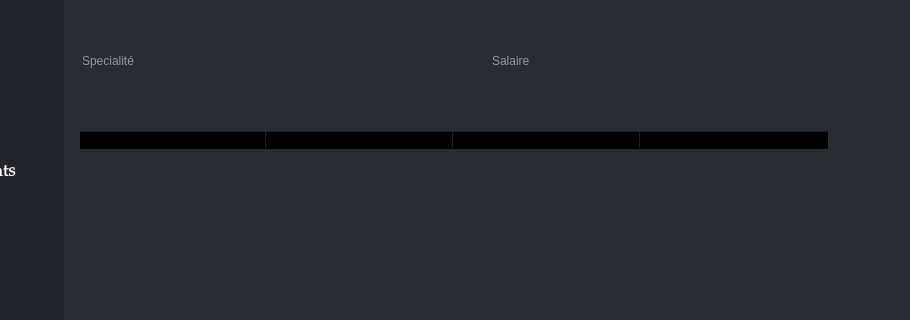
First picture: the form in design/main.ui, repository Sminth/gest_stock_py, before the edit; both pictures show x 131 to 1041 and y 181 to 501 of the 1280 by 720 pixel window.
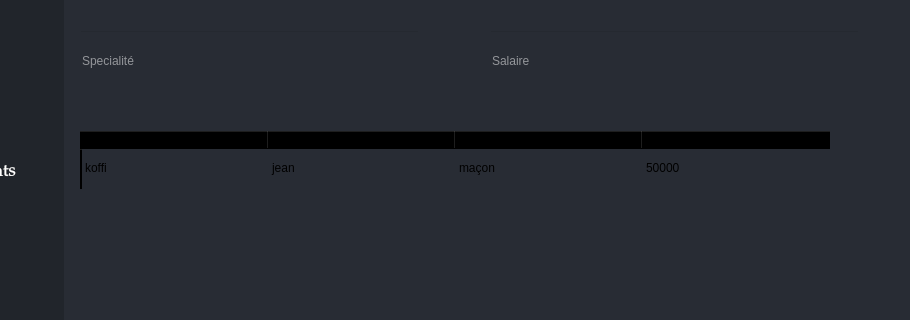
Second picture: the form after the edit. The open tabs and pages were chosen to show the change. Icons and pictures are not drawn.

Patch:
```diff
--- a/design/main.ui
+++ b/design/main.ui
@@ -701,6 +701,11 @@
       <attribute name="verticalHeaderDefaultSectionSize">
        <number>40</number>
       </attribute>
+      <row>
+       <property name="text">
+        <string/>
+       </property>
+      </row>
       <column>
        <property name="text">
         <string>Noms</string>
@@ -721,6 +726,26 @@
         <string>Salaire</string>
        </property>
       </column>
+      <item row="0" column="0">
+       <property name="text">
+        <string>koffi</string>
+       </property>
+      </item>
+      <item row="0" column="1">
+       <property name="text">
+        <string>jean</string>
+       </property>
+      </item>
+      <item row="0" column="2">
+       <property name="text">
+        <string>maçon</string>
+       </property>
+      </item>
+      <item row="0" column="3">
+       <property name="text">
+        <string>50000</string>
+       </property>
+      </item>
      </widget>
      <widget class="QLabel" name="label_32">
       <property name="geometry">
```
Left out of the diff: 12 changed lines with no effect on the pictures.
